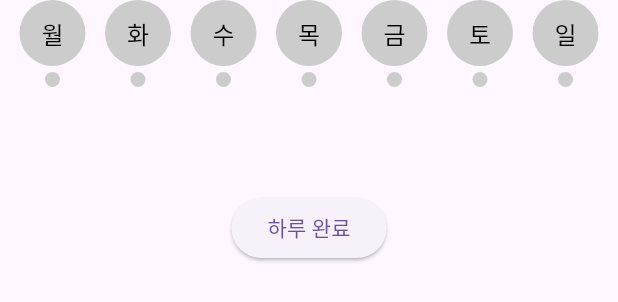
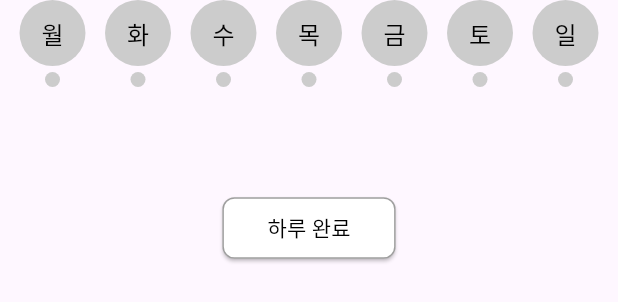
Before and after one commit to KimHyunSookhs/mental-health-care-program, a Flutter app: the WeekendCircle widget shown alone on an empty page, opened directly, on a phone screen of 412 x 824 dp. Shown: the top 302 px of the screen. Run offline on Flutter 3.47's test engine with Material 3 defaults, Android fonts, the phone set to English and light mode, and no system bars; our stand-ins replace freezed_annotation, get_it, go_router; generated files the repository leaves out were written again; Roboto replaces fonts that are missing (42dotSans); statements that could not run were skipped.

Commit message:
style : 하루완료 button style change

```diff
--- a/lib/presentation/component/weekend_circle.dart
+++ b/lib/presentation/component/weekend_circle.dart
@@ -49,7 +49,7 @@ class _WeekendCircleState extends State<WeekendCircle> {
             style: TextStyle(color: Colors.black, fontSize: 16),
           ),
         ),
-        const SizedBox(height: 4), // 간격 살짝
+        const SizedBox(height: 4),
         Container(
           width: 10,
           height: 10,
@@ -64,12 +64,21 @@ class _WeekendCircleState extends State<WeekendCircle> {
 
   Widget _buildButton() {
     return ElevatedButton(
+        style: ElevatedButton.styleFrom(
+            backgroundColor: Colors.white,
+            padding: EdgeInsets.symmetric(horizontal: 30, vertical: 10),
+            shape:
+                RoundedRectangleBorder(borderRadius: BorderRadius.circular(8)),
+            side: BorderSide(color: Colors.black38)),
         onPressed: () {
           setState(() {
             int todayIndex = getTodayIndex();
             isCompletedList[todayIndex] = !isCompletedList[todayIndex];
           });
         },
-        child: Text('하루 완료'));
+        child: Text(
+          '하루 완료',
+          style: TextStyle(color: Colors.black, fontSize: 14),
+        ));
   }
 }
```
